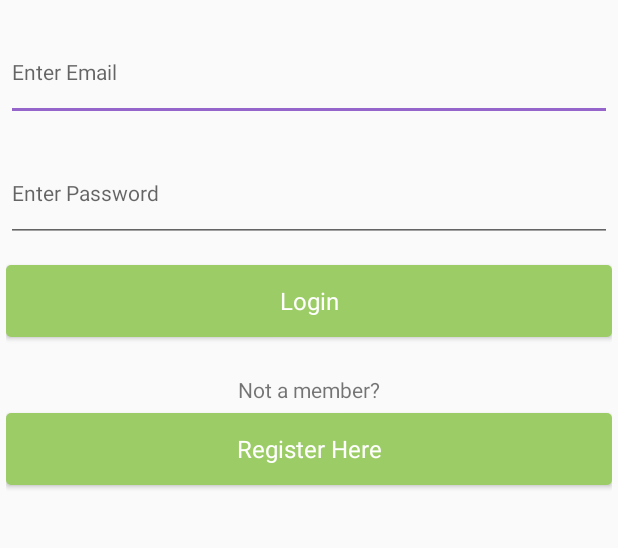
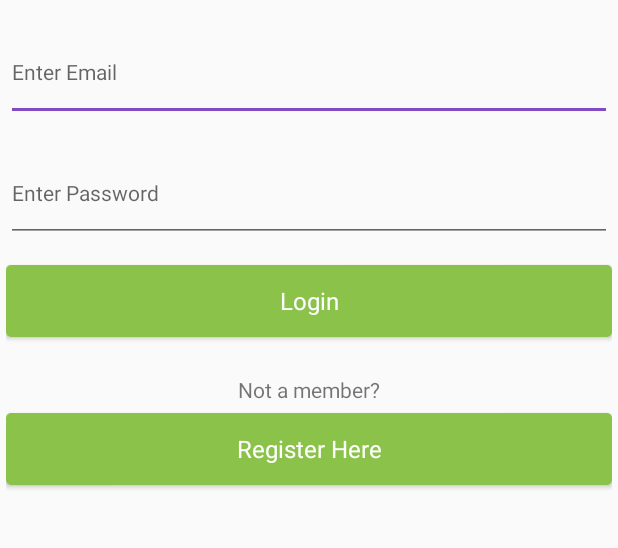
Before and after one commit to LeonMulvaney/FlowerApp, an Android app: the screen it shows after launch (MainActivity), on a phone screen of 412 x 824 dp, the part 258-806 px from its top. Run offline under Robolectric (Android 15) with nearby library versions, the phone set to English and light mode, and no system bars.

Commit message:
Before DB Attempt

```diff
--- a/app/src/main/res/values/colors.xml
+++ b/app/src/main/res/values/colors.xml
@@ -2,6 +2,6 @@
 <resources>
     <color name="colorPrimary">#b2b0b4</color>
     <color name="colorPrimaryDark">#a8a6ab</color>
-    <color name="colorAccent">#9565cc</color>
-    <color name ="colorAccent2">#9ccc65</color>
+    <color name="colorAccent">#824ac3</color>
+    <color name ="colorAccent2">#8bc34a</color>
 </resources>
```
